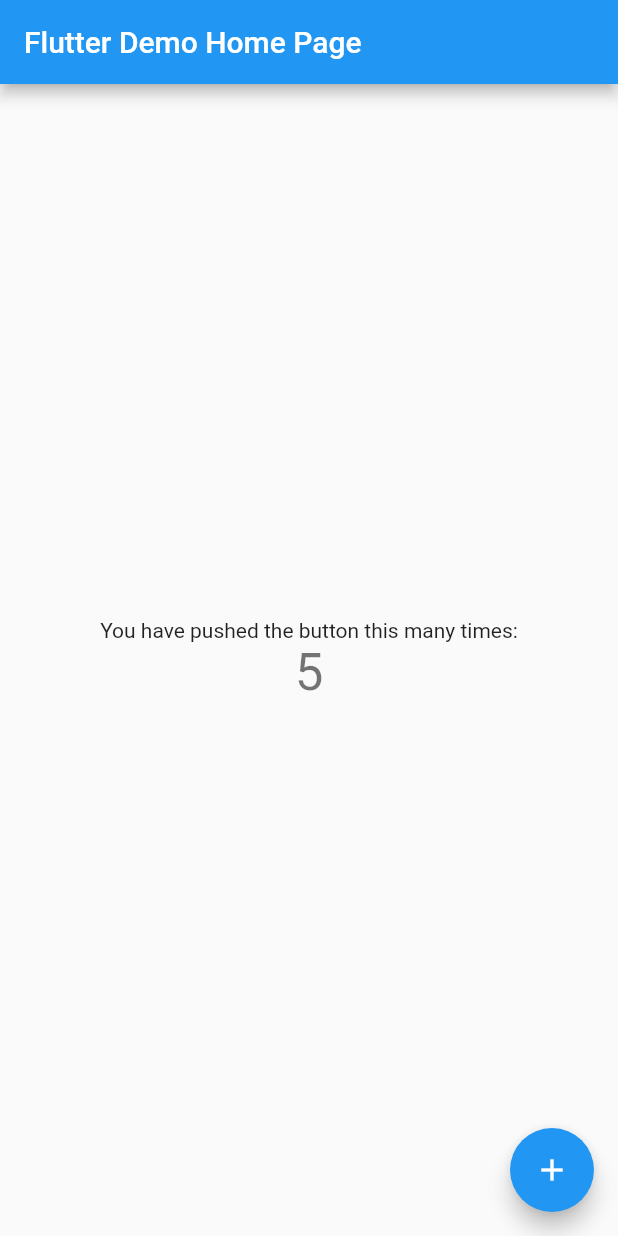
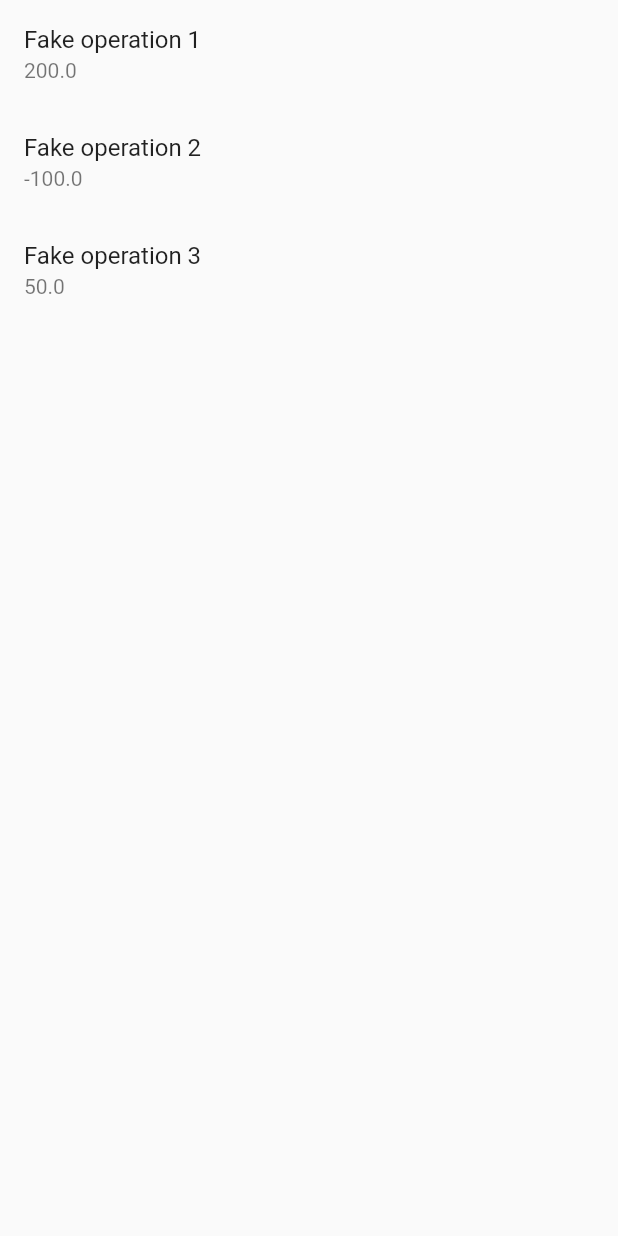
Before and after one commit to quentinlowette/treasurer, a Flutter app: the screen it shows after launch, on a phone screen of 412 x 824 dp. Run offline on Flutter 3.47's test engine with Material 2 defaults, Android fonts, the phone set to English and light mode, and no system bars; our stand-ins replace get_it, provider_architecture, sqflite; accounts and stored records are empty.

Commit message:
add database service and update app

```diff
--- /dev/null
+++ b/lib/core/models/operation.m.dart
@@ -0,0 +1,16 @@
+/// Model of an Operation
+class Operation {
+  final double amount;
+  final DateTime date;
+  final String description;
+  final bool isCash;
+  final String receiptPhotoPath;
+
+  Operation({
+    this.amount,
+    this.date,
+    this.description,
+    this.isCash,
+    this.receiptPhotoPath
+  });
+}
--- a/lib/core/routes.dart
+++ b/lib/core/routes.dart
@@ -1,11 +1,11 @@
 import 'package:flutter/material.dart';
-import 'package:treasurer/ui/views/counter.v.dart';
+import 'package:treasurer/ui/views/account.v.dart';
 
 class Router {
   static Route<dynamic> generateRoute(RouteSettings settings) {
     switch (settings.name) {
       case '/':
-        return MaterialPageRoute(builder: (_) => CounterView());
+        return MaterialPageRoute(builder: (_) => AccountView());
       default:
         return MaterialPageRoute(builder: (_) => Scaffold(
           body: Center(
--- a/lib/core/services/storage.service.dart
+++ b/lib/core/services/storage.service.dart
@@ -1,16 +1,163 @@
+import 'dart:io';
+
+import 'package:path/path.dart';
+import 'package:path_provider/path_provider.dart';
+import 'package:sqflite/sqflite.dart';
+import 'package:treasurer/core/models/operation.m.dart';
+
+/// Storage Service
 abstract class StorageService {
-  Future<int> getValue();
-  Future<void> setValue(int value);
+  Future<void> addOperation(Operation operation);
+  Future<void> deleteOperation(Operation operation);
+  Future<List<Operation>> getOperations();
+  Future<void> updateOperation(Operation operation);
 }
 
+/// Fake implementation of the storage service
 class FakeStorageService extends StorageService {
   @override
-  Future<int> getValue() async {
-    return Future.delayed(Duration(seconds: 2), () => 5);
+  Future<void> addOperation(Operation operation) {
+    // TODO: implement addOperation
+    throw UnimplementedError();
   }
 
   @override
-  Future<void> setValue(int value) async {
-    // do nothing
+  Future<void> deleteOperation(Operation operation) {
+    // TODO: implement deleteOperation
+    throw UnimplementedError();
+  }
+
+  @override
+  Future<List<Operation>> getOperations() async {
+    Operation op1 = Operation(
+      amount: 200.0,
+      date: DateTime.utc(2020, 2, 20, 10, 00),
+      description: "Fake operation 1",
+      isCash: false,
+      receiptPhotoPath: "/fake/path/to/receipt/1"
+    );
+    Operation op2 = Operation(
+      amount: -100.0,
+      date: DateTime.utc(2020, 2, 20, 12, 00),
+      description: "Fake operation 2",
+      isCash: false,
+      receiptPhotoPath: "/fake/path/to/receipt/2"
+    );
+    Operation op3 = Operation(
+      amount: 50.0,
+      date: DateTime.utc(2020, 2, 21, 10, 00),
+      description: "Fake operation 3",
+      isCash: true,
+      receiptPhotoPath: "/fake/path/to/receipt/3"
+    );
+    List<Operation> operations = List<Operation>();
+    operations.add(op1);
+    operations.add(op2);
+    operations.add(op3);
+
+    await Future.delayed(Duration(seconds: 3), () => null);
+    return operations;
+  }
+
+  @override
+  Future<void> updateOperation(Operation operation) {
+    // TODO: implement updateOperation
+    throw UnimplementedError();
+  }
+
+}
+
+/// Database implementation of the storage service
+class DatabaseStorageService extends StorageService {
+  @override
+  Future<void> addOperation(Operation operation) async {
+    final Database db = await DatabaseHelper.instance.database;
+
+    final Map<String, dynamic> values = {
+      DatabaseHelper.otColumnAmount: operation.amount,
+      DatabaseHelper.otColumnDate: operation.date,
+      DatabaseHelper.otColumnDescription: operation.description,
+      DatabaseHelper.otColumnIsCash: operation.isCash,
+      DatabaseHelper.otColumnReceiptPhotoPath: operation.receiptPhotoPath,
+    };
+
+    await db.insert(DatabaseHelper.operationsTable, values,
+        conflictAlgorithm: ConflictAlgorithm.replace);
+  }
+
+  @override
+  Future<void> deleteOperation(Operation operation) {
+    // TODO: implement deleteOperation
+    throw UnimplementedError();
+  }
+
+  @override
+  Future<List<Operation>> getOperations() async {
+    final Database db = await DatabaseHelper.instance.database;
+
+    final List<Map<String, dynamic>> result =
+        await db.query(DatabaseHelper.operationsTable);
+
+    return List.generate(
+        result.length,
+        (index) => Operation(
+              amount: result[index][DatabaseHelper.otColumnAmount],
+              date: result[index][DatabaseHelper.otColumnDate],
+              description: result[index][DatabaseHelper.otColumnDescription],
+              isCash: result[index][DatabaseHelper.otColumnIsCash],
+              receiptPhotoPath: result[index]
+                  [DatabaseHelper.otColumnReceiptPhotoPath],
+            ));
+  }
+
+  @override
+  Future<void> updateOperation(Operation operation) {
+    // TODO: implement updateOperation
+    throw UnimplementedError();
   }
 }
+
+class DatabaseHelper {
+  static final String _databaseName = "Treasurer.db";
+  static final int _databaseVersion = 1;
+
+  static final String operationsTable = "operations";
+  static final String otColumnAmount = "amount";
+  static final String otColumnDate = "date";
+  static final String otColumnDescription = "description";
+  static final String otColumnId = "id";
+  static final String otColumnIsCash = "isCash";
+  static final String otColumnReceiptPhotoPath = "receiptPhotoPath";
+
+  DatabaseHelper._privateConstructor();
+  static final DatabaseHelper instance = DatabaseHelper._privateConstructor();
+
+  static Database _database;
+  Future<Database> get database async {
+    if (_database != null) {
+      return _database;
+    }
+    _database = await _initInstance();
+    return _database;
+  }
+
+  Future<Database> _initInstance() async {
+    Directory documentDirectory = await getApplicationDocumentsDirectory();
+    String path = join(documentDirectory.path, _databaseName);
+    return await openDatabase(path,
+        version: _databaseVersion, onCreate: _onCreate);
+  }
+
+  Future<void> _onCreate(Database db, int version) async {
+    await db.execute('''
+      CREATE TABLE $operationsTable (
+        id INTEGER PRIMARY KEY AUTO_INCREMENT,
+        amount DOUBLE NOT NULL,
+        isCash BOOLEAN NOT NULL,
+        date DATE NOT NULL,
+        description VARCHAR(255) NOT NULL,
+        receiptPhotoPath VARCHAR(255) NOT NULL
+      )
+    ''');
+  }
+}
--- a/lib/core/viewmodels/counter.vm.dart
+++ b/lib/core/viewmodels/account.vm.dart
@@ -1,22 +1,17 @@
 import 'package:flutter/foundation.dart';
+import 'package:treasurer/core/models/operation.m.dart';
 import 'package:treasurer/core/services/locator.dart';
 import 'package:treasurer/core/services/storage.service.dart';
 
-class CounterViewModel extends ChangeNotifier {
-  int _counter = 0;
+class AccountViewModel extends ChangeNotifier {
+  List<Operation> _operations;
 
-  int get counter => _counter;
+  List<Operation> get operations => _operations;
 
   StorageService _storageService = locator<StorageService>();
 
   Future loadData() async {
-    _counter = await _storageService.getValue();
-    notifyListeners();
-  }
-
-  void increment() {
-    _counter++;
-    _storageService.setValue(_counter);
+    _operations = await _storageService.getOperations();
     notifyListeners();
   }
 }
--- /dev/null
+++ b/lib/ui/views/account.v.dart
@@ -0,0 +1,22 @@
+import 'package:flutter/material.dart';
+import 'package:provider_architecture/provider_architecture.dart';
+import 'package:treasurer/core/viewmodels/account.vm.dart';
+
+class AccountView extends StatelessWidget {
+  @override
+  Widget build(BuildContext context) => ViewModelProvider<AccountViewModel>.withConsumer(
+    viewModel: AccountViewModel(),
+    onModelReady: (model) => model.loadData(),
+    builder: (context, model, child) => Scaffold(
+      body: model.operations == null ? Center(
+        child: CircularProgressIndicator(),
+      ) : ListView.builder(
+        itemCount: model.operations.length,
+        itemBuilder: (context, index) => ListTile(
+          title: Text(model.operations[index].description),
+          subtitle: Text(model.operations[index].amount.toString()),
+        )
+      )
+    )
+  );
+}
--- a/lib/ui/views/counter.v.dart
+++ /dev/null
@@ -1,32 +0,0 @@
-import 'package:flutter/material.dart';
-import 'package:provider_architecture/provider_architecture.dart';
-import 'package:treasurer/core/viewmodels/counter.vm.dart';
-
-class CounterView extends StatelessWidget {
-  @override
-  Widget build(BuildContext context) => ViewModelProvider<CounterViewModel>.withConsumer(
-    viewModel: CounterViewModel(),
-    onModelReady: (model) => model.loadData(),
-    builder: (context, model, child) => Scaffold(
-      appBar: AppBar(
-        title: Text('Flutter Demo Home Page'),
-      ),
-      body: Center(
-        child: Column(
-          mainAxisAlignment: MainAxisAlignment.center,
-          children: <Widget>[
-            Text('You have pushed the button this many times:'),
-            Text('${model.counter}', style: Theme.of(context).textTheme.headline4,)
-          ],
-        ),
-      ),
-      floatingActionButton: FloatingActionButton(
-        onPressed: () {
-          model.increment();
-        },
-        tooltip: 'Increment',
-        child: Icon(Icons.add),
-      ),
-    )
-  );
-}
--- a/pubspec.yaml
+++ b/pubspec.yaml
@@ -26,6 +26,9 @@ dependencies:
 
   provider_architecture: ^1.0.6
   get_it: ^3.1.0
+  path: ^1.6.4
+  path_provider: ^1.6.1
+  sqflite: ^1.2.1
 
 dev_dependencies:
   flutter_test:
```
Also changed, not shown: pubspec.lock.
